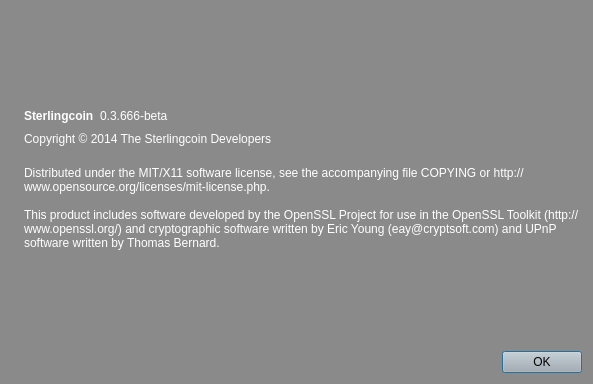
Qt form src/qt/forms/aboutdialog.ui (Sterlingcoin/Sterlingcoin-1.5.1.1-Lite-Edition-Linux-Source) before a commit.
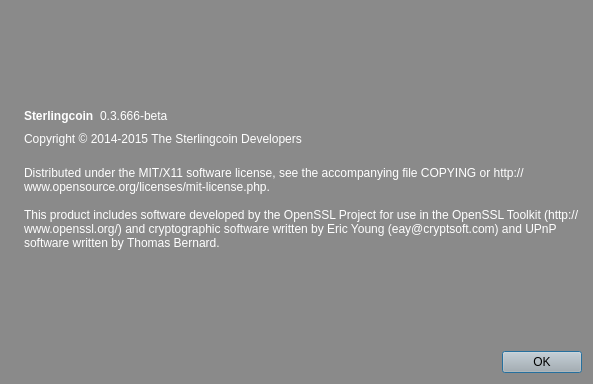
The same form after that commit. Icons and pictures are not drawn.

The edit to the form file:
```diff
--- a/src/qt/forms/aboutdialog.ui
+++ b/src/qt/forms/aboutdialog.ui
@@ -617,7 +617,7 @@
         <cursorShape>IBeamCursor</cursorShape>
        </property>
        <property name="text">
-        <string>Copyright © 2014 The Sterlingcoin Developers</string>
+        <string>Copyright © 2014-2015 The Sterlingcoin Developers</string>
        </property>
        <property name="textInteractionFlags">
         <set>Qt::LinksAccessibleByMouse|Qt::TextSelectableByKeyboard|Qt::TextSelectableByMouse</set>
```
